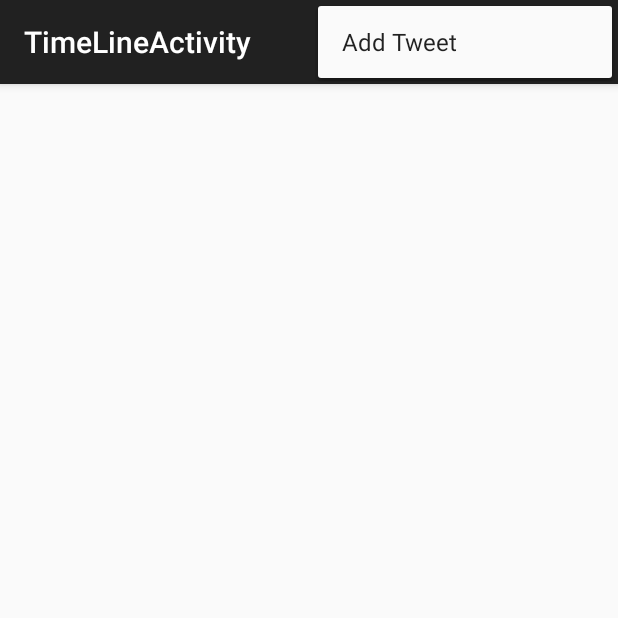
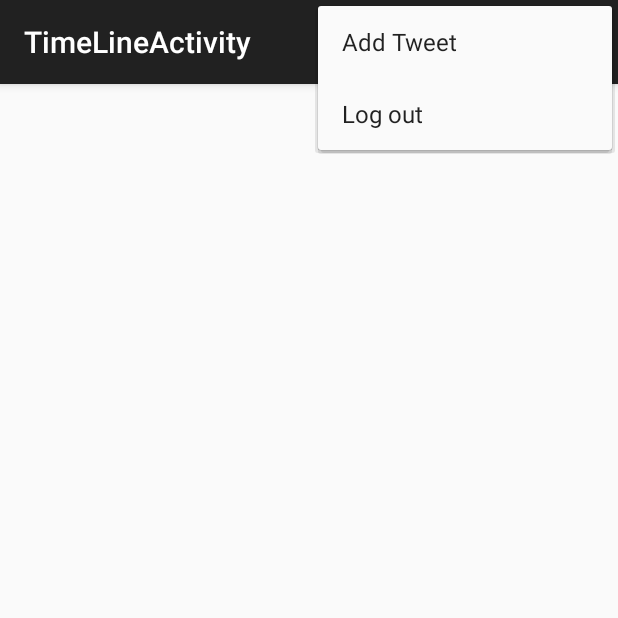
Before and after one commit to hectorups/twitter-client, an Android app: the TimeLineActivity screen opened directly, with no data from a screen before it, with the options menu open, on a phone screen of 412 x 824 dp, the top half of it. Run offline under Robolectric (Android 15) with nearby library versions, the phone set to English and light mode, and no system bars; libraries missing offline, so code that uses them is left out: uk.co.senab; plain views replace PullToRefreshLayout; 4 statements that could not run were skipped.

Commit message:
log out functionality

```diff
--- a/app/src/main/res/menu/time_line.xml
+++ b/app/src/main/res/menu/time_line.xml
@@ -7,6 +7,10 @@
     <item android:id="@+id/action_write_tweet"
         android:title="@string/add_tweet"
         android:icon="@drawable/ic_action_compose"
-        android:showAsAction="always"/>
+        android:showAsAction="ifRoom"/>
+
+    <item android:id="@+id/action_logout"
+        android:title="@string/logout"
+        android:showAsAction="ifRoom"/>
 
 </menu>
--- a/app/src/main/res/values/strings.xml
+++ b/app/src/main/res/values/strings.xml
@@ -18,5 +18,6 @@
     <string name="tweet_failed">Tweet Failed</string>
     <string name="characters_left">Caracters left: %1$d</string>
     <string name="refresh">Refresh</string>
+    <string name="logout">Log out</string>
 
 </resources>
```
Also changed, not shown: app/src/main/java/com/codepath/apps/mytwitterapp/TimeLineActivity.java (+7 -1 lines), app/src/main/res/drawable-xhdpi/twitter_connect.png (added).
